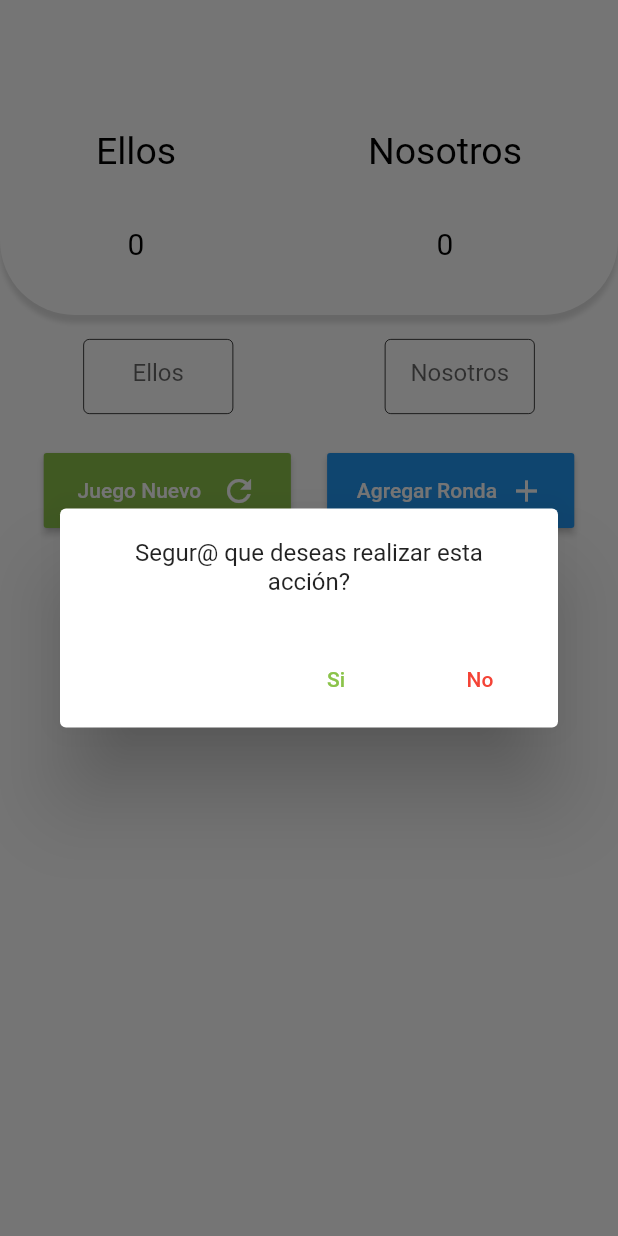
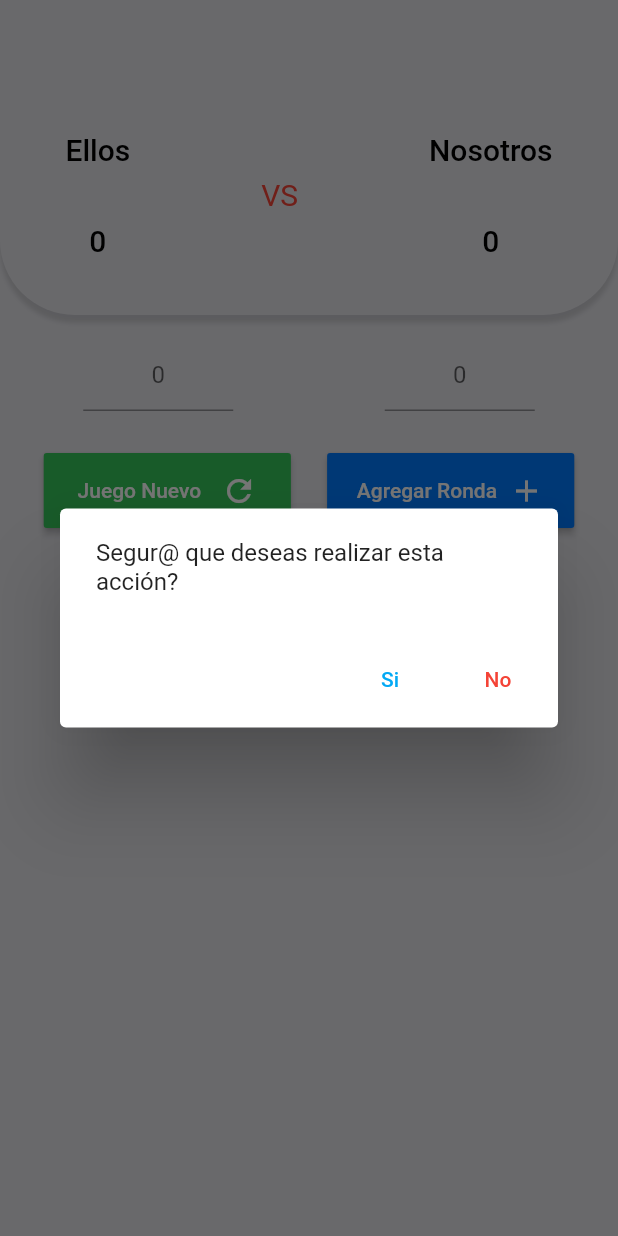
Before and after one commit to luisjmarrero/domitoscoresheetapp, a Flutter app: the screen it shows after launch, after a tap on "Juego Nuevo", on a phone screen of 412 x 824 dp. Run offline on Flutter 3.47's test engine with Material 2 defaults, Android fonts, the phone set to English and light mode, and no system bars; our stand-ins replace flutter_platform_widgets.

Commit message:
adding theme

```diff
--- a/lib/main.dart
+++ b/lib/main.dart
@@ -1,4 +1,5 @@
 import 'package:domitoscoresheetapp/pages/home.dart';
+import 'package:flutter/cupertino.dart';
 import 'package:flutter/material.dart';
 
 void main() => runApp(MyApp());
@@ -9,7 +10,6 @@ class MyApp extends StatelessWidget {
     return GestureDetector(
       onTap: () {
         FocusScopeNode currentFocus = FocusScope.of(context);
-
         if (!currentFocus.hasPrimaryFocus) {
           currentFocus.unfocus();
         }
@@ -19,6 +19,33 @@ class MyApp extends StatelessWidget {
         title: 'Domino Score Sheet',
         theme: ThemeData(
           primarySwatch: Colors.blue,
+          brightness: Brightness.light,
+          primaryColor: CupertinoColors.systemBlue.color,
+          backgroundColor: CupertinoColors.systemGrey5.color,
+          buttonColor: CupertinoColors.systemGreen.color,
+          cardColor: CupertinoColors.systemGrey5.color,
+          accentColor: Colors.blueAccent,
+          textTheme: TextTheme(
+            title: TextStyle(
+              color: Colors.black,
+            ),
+            subtitle: TextStyle(color: Colors.black, fontSize: 20),
+            body1: TextStyle(color: Colors.black),
+          ),
+        ),
+        darkTheme: ThemeData(
+          primarySwatch: Colors.blue,
+          brightness: Brightness.dark,
+          primaryColor: CupertinoColors.systemBlue.darkColor,
+          buttonColor: CupertinoColors.systemGreen.darkColor,
+          backgroundColor: CupertinoColors.systemGrey5.darkColor,
+          cardColor: CupertinoColors.systemGrey5.darkColor,
+          accentColor: Colors.blueAccent,
+          textTheme: TextTheme(
+            title: TextStyle(color: Colors.white, fontSize: 20),
+            subtitle: TextStyle(color: Colors.white, fontSize: 20),
+            body1: TextStyle(color: Colors.white),
+          ),
         ),
         home: HomePage(),
       ),
--- a/lib/pages/home.dart
+++ b/lib/pages/home.dart
@@ -1,6 +1,7 @@
 import 'package:domitoscoresheetapp/components/components.dart';
 import 'package:flutter/material.dart';
 import 'package:flutter/services.dart';
+import 'package:flutter_platform_widgets/flutter_platform_widgets.dart';
 
 class HomePage extends StatefulWidget {
   HomePage({Key key}) : super(key: key);
@@ -40,49 +41,40 @@ class _HomePageState extends State<HomePage> {
 
   // alerts
   void _showAlert(BuildContext context) {
-    showDialog(
+    showPlatformDialog(
         context: context,
-        builder: (context) => AlertDialog(
+        builder: (context) => PlatformAlertDialog(
               content: Text('Y los puntos pa\' cuando?'),
               actions: <Widget>[
-                FlatButton(
-                  child: Text(
-                    'Mala mia..',
-                    textAlign: TextAlign.center,
-                    style: TextStyle(color: Colors.red),
-                  ),
-                  onPressed: () {
-                    Navigator.of(context).pop();
-                  },
+                PlatformDialogAction(
+                  child: PlatformText('Mala mia..'),
+                  onPressed: () => Navigator.pop(context),
                 ),
               ],
             ));
   }
 
   void _anunceWinner(BuildContext context) {
-    showDialog(
+    showPlatformDialog(
         context: context,
-        builder: (context) => AlertDialog(
+        builder: (context) => PlatformAlertDialog(
               content: Text(
                 '${_totalThem > _totalUs ? 'Ganaron Ellos 😭' : 'Ganamos Nostros 😁!'}',
-                textAlign: TextAlign.center,
               ),
               actions: <Widget>[
-                FlatButton(
-                  child: Text(
-                    'Juego Nuevo',
-                    textAlign: TextAlign.center,
-                    style: TextStyle(color: Colors.lightGreen),
+                PlatformDialogAction(
+                  child: PlatformText(
+                    'Juevo Nuevo',
+                    style: TextStyle(color: Colors.lightBlue),
                   ),
                   onPressed: () {
-                    Navigator.of(context).pop();
+                    Navigator.pop(context);
                     _resetEverything();
                   },
                 ),
-                FlatButton(
-                  child: Text(
+                PlatformDialogAction(
+                  child: PlatformText(
                     'Cerrar',
-                    textAlign: TextAlign.center,
                     style: TextStyle(color: Colors.red),
                   ),
                   onPressed: () {
@@ -94,29 +86,26 @@ class _HomePageState extends State<HomePage> {
   }
 
   void _askConfirmation(BuildContext context) {
-    showDialog(
+    showPlatformDialog(
         context: context,
-        builder: (context) => AlertDialog(
+        builder: (context) => PlatformAlertDialog(
               content: Text(
                 'Segur@ que deseas realizar esta acción?',
-                textAlign: TextAlign.center,
               ),
               actions: <Widget>[
-                FlatButton(
+                PlatformDialogAction(
                   child: Text(
                     'Si',
-                    textAlign: TextAlign.center,
-                    style: TextStyle(color: Colors.lightGreen),
+                    style: TextStyle(color: Colors.lightBlue),
                   ),
                   onPressed: () {
                     Navigator.of(context).pop();
                     _resetEverything();
                   },
                 ),
-                FlatButton(
+                PlatformDialogAction(
                   child: Text(
                     'No',
-                    textAlign: TextAlign.center,
                     style: TextStyle(color: Colors.red),
                   ),
                   onPressed: () {
@@ -171,6 +160,9 @@ class _HomePageState extends State<HomePage> {
         _totalThem -= scores[index][0];
         _totalUs -= scores[index][1];
         scores.removeAt(index);
+        if (_totalThem <= 200 && _totalUs <= 200) {
+          _isButtonDisabled = false;
+        }
       });
     });
   }
@@ -184,7 +176,7 @@ class _HomePageState extends State<HomePage> {
   @override
   Widget build(BuildContext context) {
     return Scaffold(
-      backgroundColor: Colors.white,
+      backgroundColor: Theme.of(context).backgroundColor,
       resizeToAvoidBottomPadding: false,
       body: Container(
         padding: EdgeInsets.only(top: 50),
@@ -197,7 +189,7 @@ class _HomePageState extends State<HomePage> {
                   bottomLeft: Radius.circular(50),
                   bottomRight: Radius.circular(50),
                 ),
-                color: Colors.white,
+                color: Theme.of(context).cardColor,
                 boxShadow: [
                   BoxShadow(
                     color: Colors.black12,
@@ -214,24 +206,30 @@ class _HomePageState extends State<HomePage> {
                     children: <Widget>[
                       Text(
                         'Ellos',
-                        style: TextStyle(fontSize: 25, color: Colors.black),
+                        style: Theme.of(context).textTheme.title,
                       ),
                       Text(
                         _totalThem.toString(),
-                        style: TextStyle(fontSize: 20, color: Colors.black),
+                        style: Theme.of(context).textTheme.subtitle,
                       ),
                     ],
+                  ),
+                  Container(
+                    child: Text(
+                      'VS',
+                      style: TextStyle(color: Colors.red, fontSize: 20),
+                    ),
                   ),
                   Column(
                     mainAxisAlignment: MainAxisAlignment.spaceEvenly,
                     children: <Widget>[
                       Text(
                         'Nosotros',
-                        style: TextStyle(fontSize: 25, color: Colors.black),
+                        style: Theme.of(context).textTheme.title,
                       ),
                       Text(
                         _totalUs.toString(),
-                        style: TextStyle(fontSize: 20, color: Colors.black),
+                        style: Theme.of(context).textTheme.subtitle,
                       ),
                     ],
                   ),
@@ -253,15 +251,7 @@ class _HomePageState extends State<HomePage> {
                           child: TextField(
                             textAlign: TextAlign.center,
                             decoration: InputDecoration(
-                              hintText: 'Ellos',
-                              enabledBorder: OutlineInputBorder(
-                                borderSide: const BorderSide(
-                                    color: Colors.black, width: 0.5),
-                              ),
-                              focusedBorder: OutlineInputBorder(
-                                borderSide: const BorderSide(
-                                    color: Colors.blueAccent, width: 0.5),
-                              ),
+                              hintText: '0',
                             ),
                             keyboardType: TextInputType.number,
                             inputFormatters: <TextInputFormatter>[
@@ -276,15 +266,7 @@ class _HomePageState extends State<HomePage> {
                           child: TextField(
                             textAlign: TextAlign.center,
                             decoration: InputDecoration(
-                              hintText: 'Nosotros',
-                              enabledBorder: OutlineInputBorder(
-                                borderSide: const BorderSide(
-                                    color: Colors.black, width: 0.5),
-                              ),
-                              focusedBorder: OutlineInputBorder(
-                                borderSide: const BorderSide(
-                                    color: Colors.blueAccent, width: 0.5),
-                              ),
+                              hintText: '0',
                             ),
                             keyboardType: TextInputType.number,
                             inputFormatters: <TextInputFormatter>[
@@ -303,7 +285,7 @@ class _HomePageState extends State<HomePage> {
                           height: 50,
                           child: RaisedButton(
                             disabledColor: Colors.grey,
-                            color: Colors.lightGreen,
+                            color: Theme.of(context).buttonColor,
                             child: Row(
                               mainAxisAlignment: MainAxisAlignment.spaceAround,
                               children: <Widget>[
@@ -396,12 +378,14 @@ class _HomePageState extends State<HomePage> {
                                         VerticalDivider(),
                                         Text(
                                           '${scores[index][0]}',
-                                          style: TextStyle(color: Colors.black),
+                                          style:
+                                              Theme.of(context).textTheme.body1,
                                         ),
                                         VerticalDivider(),
                                         Text(
                                           '${scores[index][1]}',
-                                          style: TextStyle(color: Colors.black),
+                                          style:
+                                              Theme.of(context).textTheme.body1,
                                         ),
                                         VerticalDivider(),
                                         IconButton(
--- a/pubspec.yaml
+++ b/pubspec.yaml
@@ -23,6 +23,7 @@ dependencies:
   # The following adds the Cupertino Icons font to your application.
   # Use with the CupertinoIcons class for iOS style icons.
   cupertino_icons: ^0.1.2
+  flutter_platform_widgets: ^0.32.5
 
 dev_dependencies:
   flutter_test:
```
Also changed, not shown: pubspec.lock.
